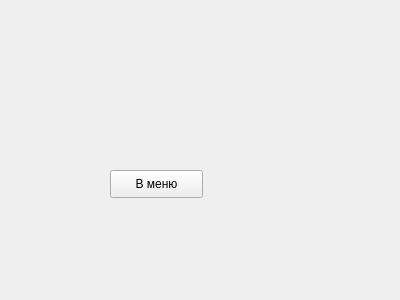
Old version of the form editbuildingwindow.ui in the repository bondarev-al/PPCofCLinB.
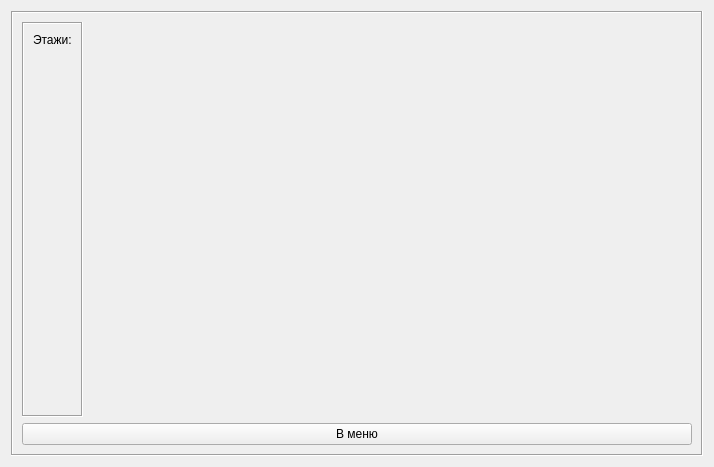
New version of the form.

Commit message: Начало создания интерфейса редактора зданий

Diff of the .ui file:
```diff
--- a/editbuildingwindow.ui
+++ b/editbuildingwindow.ui
@@ -6,26 +6,86 @@
    <rect>
     <x>0</x>
     <y>0</y>
-    <width>400</width>
-    <height>300</height>
+    <width>714</width>
+    <height>467</height>
    </rect>
   </property>
   <property name="windowTitle">
    <string>Form</string>
   </property>
-  <widget class="QPushButton" name="menu_but">
-   <property name="geometry">
-    <rect>
-     <x>110</x>
-     <y>170</y>
-     <width>93</width>
-     <height>28</height>
-    </rect>
-   </property>
-   <property name="text">
-    <string>В меню</string>
-   </property>
-  </widget>
+  <layout class="QVBoxLayout" name="verticalLayout_2">
+   <item>
+    <widget class="QFrame" name="frame">
+     <property name="frameShape">
+      <enum>QFrame::Box</enum>
+     </property>
+     <property name="frameShadow">
+      <enum>QFrame::Sunken</enum>
+     </property>
+     <layout class="QVBoxLayout" name="verticalLayout_3">
+      <item>
+       <layout class="QHBoxLayout" name="horizontalLayout">
+        <item>
+         <widget class="QFrame" name="floors_frame">
+          <property name="frameShape">
+           <enum>QFrame::Box</enum>
+          </property>
+          <property name="frameShadow">
+           <enum>QFrame::Sunken</enum>
+          </property>
+          <layout class="QVBoxLayout" name="verticalLayout">
+           <item>
+            <widget class="QLabel" name="floor_lab">
+             <property name="text">
+              <string>Этажи:</string>
+             </property>
+            </widget>
+           </item>
+           <item>
+            <layout class="QVBoxLayout" name="floors_but_layout"/>
+           </item>
+           <item>
+            <spacer name="verticalSpacer">
+             <property name="orientation">
+              <enum>Qt::Vertical</enum>
+             </property>
+             <property name="sizeHint" stdset="0">
+              <size>
+               <width>20</width>
+               <height>40</height>
+              </size>
+             </property>
+            </spacer>
+           </item>
+          </layout>
+         </widget>
+        </item>
+        <item>
+         <spacer name="horizontalSpacer">
+          <property name="orientation">
+           <enum>Qt::Horizontal</enum>
+          </property>
+          <property name="sizeHint" stdset="0">
+           <size>
+            <width>40</width>
+            <height>20</height>
+           </size>
+          </property>
+         </spacer>
+        </item>
+       </layout>
+      </item>
+      <item>
+       <widget class="QPushButton" name="menu_but">
+        <property name="text">
+         <string>В меню</string>
+        </property>
+       </widget>
+      </item>
+     </layout>
+    </widget>
+   </item>
+  </layout>
  </widget>
  <resources/>
  <connections/>
```
Left out of the diff: 2 changed lines with no effect on the pictures. The commit also changes 3 other files.
